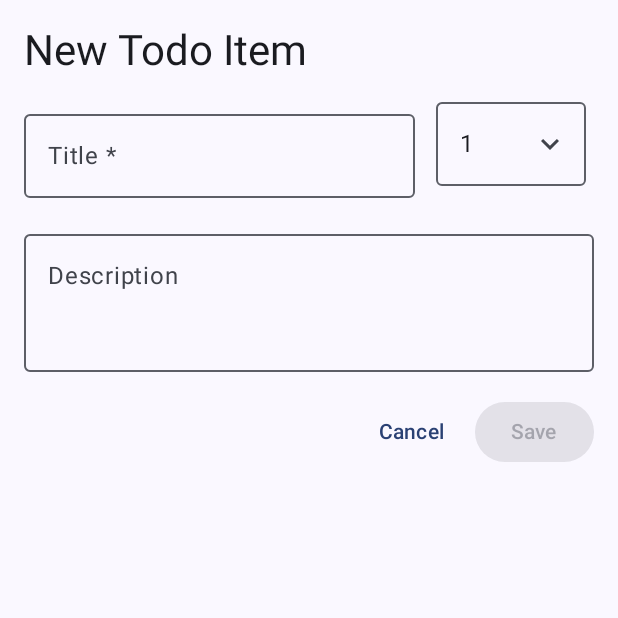
After one commit to RerichusHluchavka/UMTE_project, an Android app built with Jetpack Compose: the composable NewTodoScreen shown on its own in the app's theme, on a phone screen of 412 x 824 dp, the top half of it. The commit adds this screen. Run offline under Robolectric (Android 15) with nearby library versions, the phone set to English and light mode, and no system bars; 1 statement that could not run was skipped.

Commit message:
creating a showing todos

```diff
--- /dev/null
+++ b/app/src/main/java/com/example/umte_project/screens/NewTodoScreen.kt
@@ -0,0 +1,155 @@
+package com.example.umte_project.screens
+
+import androidx.compose.foundation.clickable
+import androidx.compose.foundation.layout.Arrangement
+import androidx.compose.foundation.layout.Box
+import androidx.compose.foundation.layout.Column
+import androidx.compose.foundation.layout.Row
+import androidx.compose.foundation.layout.Spacer
+import androidx.compose.foundation.layout.fillMaxSize
+import androidx.compose.foundation.layout.fillMaxWidth
+import androidx.compose.foundation.layout.heightIn
+import androidx.compose.foundation.layout.padding
+import androidx.compose.foundation.layout.width
+import androidx.compose.material3.Button
+import androidx.compose.material3.MaterialTheme
+import androidx.compose.material3.OutlinedTextField
+import androidx.compose.material3.Text
+import androidx.compose.material3.TextButton
+import androidx.compose.runtime.Composable
+import androidx.compose.runtime.mutableIntStateOf
+import androidx.compose.runtime.mutableStateOf
+import androidx.compose.runtime.remember
+import androidx.compose.runtime.getValue
+import androidx.compose.runtime.setValue
+import androidx.compose.ui.Modifier
+import androidx.compose.ui.unit.dp
+import androidx.compose.ui.Alignment
+import androidx.compose.material.icons.Icons
+import androidx.compose.material.icons.filled.ArrowDropDown
+import androidx.compose.material.icons.filled.KeyboardArrowDown
+import androidx.compose.material.icons.filled.KeyboardArrowUp
+import androidx.compose.material3.DropdownMenu
+import androidx.compose.material3.DropdownMenuItem
+import androidx.compose.material3.ExposedDropdownMenuDefaults
+import androidx.compose.material3.Icon
+import androidx.compose.ui.geometry.Size
+import androidx.compose.ui.layout.onGloballyPositioned
+import androidx.compose.ui.unit.toSize
+
+@Composable
+fun NewTodoScreen(
+    onSave: (title: String, description: String, priority: Int) -> Unit,
+    onCancel: () -> Unit
+) {
+    var title by remember { mutableStateOf("") }
+    var description by remember { mutableStateOf("") }
+    var priority by remember { mutableIntStateOf(1) }
+    val isSaveEnabled = title.isNotBlank()
+    var expanded by remember { mutableStateOf(false) }
+
+
+    val priorities = listOf(0, 1, 2, 3, 4, 5)
+    var mTextFieldSize by remember { mutableStateOf(Size.Zero)}
+
+    val icon = if (expanded)
+        Icons.Filled.KeyboardArrowUp
+    else
+        Icons.Filled.KeyboardArrowDown
+
+    Column(
+        modifier = Modifier
+            .fillMaxSize()
+            .padding(16.dp),
+        verticalArrangement = Arrangement.spacedBy(16.dp)
+    ) {
+        Text(
+            text = "New Todo Item",
+            style = MaterialTheme.typography.headlineMedium
+        )
+
+        // Title and Priority Row
+        Row(
+            modifier = Modifier.fillMaxWidth(),
+            horizontalArrangement = Arrangement.spacedBy(8.dp)
+        ) {
+            // Title Field (takes 70% width)
+            OutlinedTextField(
+                value = title,
+                onValueChange = { title = it },
+                label = { Text("Title *") },
+                modifier = Modifier.weight(0.7f),
+                singleLine = true
+            )
+
+            // Priority Dropdown (takes 30% width)
+            Box(
+                modifier = Modifier.weight(0.3f),
+                contentAlignment = Alignment.Center
+            ) {
+                Column {
+                    OutlinedTextField(
+                        value = priority.toString(),
+                        onValueChange = {},
+                        readOnly = true,
+                        trailingIcon = {
+                            Icon(icon,"contentDescription",
+                                Modifier.clickable { expanded = !expanded })
+                        },
+                        modifier = Modifier
+                            .width(100.dp)
+                            .onGloballyPositioned { coordinates ->
+                                // This value is used to assign to
+                                // the DropDown the same width
+                                mTextFieldSize = coordinates.size.toSize()
+                            },
+                    )
+
+                    DropdownMenu(
+                        expanded = expanded,
+                        onDismissRequest = { expanded = false }
+                    ) {
+                        priorities.forEach { level ->
+                            DropdownMenuItem(
+                                text = { Text("$level") },
+                                onClick = {
+                                    priority = level
+                                    expanded = false
+                                }
+                            )
+                        }
+                    }
+                }
+            }
+        }
+
+        // Description Field
+        OutlinedTextField(
+            value = description,
+            onValueChange = { description = it },
+            label = { Text("Description") },
+            modifier = Modifier
+                .fillMaxWidth()
+                .heightIn(min = 100.dp),
+            maxLines = 3
+        )
+
+        // Action Buttons
+        Row(
+            modifier = Modifier.fillMaxWidth(),
+            horizontalArrangement = Arrangement.End,
+            verticalAlignment = Alignment.CenterVertically
+        ) {
+            TextButton(onClick = onCancel) {
+                Text("Cancel")
+            }
+            Spacer(modifier = Modifier.width(8.dp))
+            Button(
+                onClick = { onSave(title, description, priority) },
+                enabled = isSaveEnabled
+            ) {
+                Text("Save")
+            }
+        }
+    }
+}
--- a/app/src/main/java/com/example/umte_project/ui/theme/Theme.kt
+++ b/app/src/main/java/com/example/umte_project/ui/theme/Theme.kt
@@ -9,6 +9,7 @@ import androidx.compose.material3.dynamicDarkColorScheme
 import androidx.compose.material3.dynamicLightColorScheme
 import androidx.compose.material3.lightColorScheme
 import androidx.compose.runtime.Composable
+import androidx.compose.ui.graphics.Color
 import androidx.compose.ui.platform.LocalContext
 
 private val DarkColorScheme = darkColorScheme(
@@ -20,11 +21,12 @@ private val DarkColorScheme = darkColorScheme(
 private val LightColorScheme = lightColorScheme(
     primary = Purple40,
     secondary = PurpleGrey40,
-    tertiary = Pink40
+    tertiary = Pink40,
 
+    surface = Color(0xFFFFFBFE),
+    onSurface = Color(0xFF1C1B1F)
     /* Other default colors to override
     background = Color(0xFFFFFBFE),
-    surface = Color(0xFFFFFBFE),
     onPrimary = Color.White,
     onSecondary = Color.White,
     onTertiary = Color.White,
```
Also changed, not shown: app/src/main/java/com/example/umte_project/components/TodoItem.kt (deleted, +0 -42 lines), app/src/main/java/com/example/umte_project/components/TodoItemCard.kt (added, +118 -0 lines), app/src/main/java/com/example/umte_project/screens/TodoListScreen.kt (+43 -7 lines), app/src/main/java/com/example/umte_project/ui/theme/Type.kt (+14 -2 lines), app/src/main/java/com/example/umte_project/viewmodels/TodoListViewModel.kt (+8 -2 lines).
